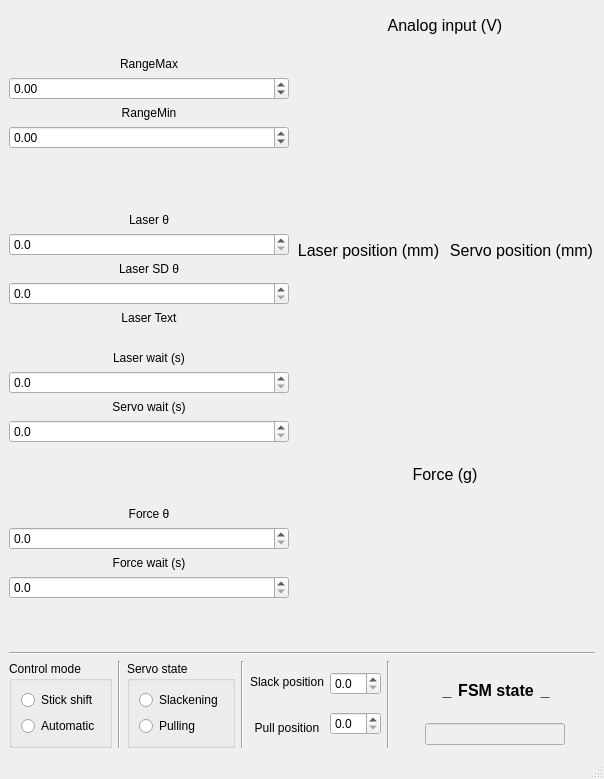
The window that UIdesign.ui (goatsofnaxos/VBAcmd) describes before a commit, drawn with Qt 5.
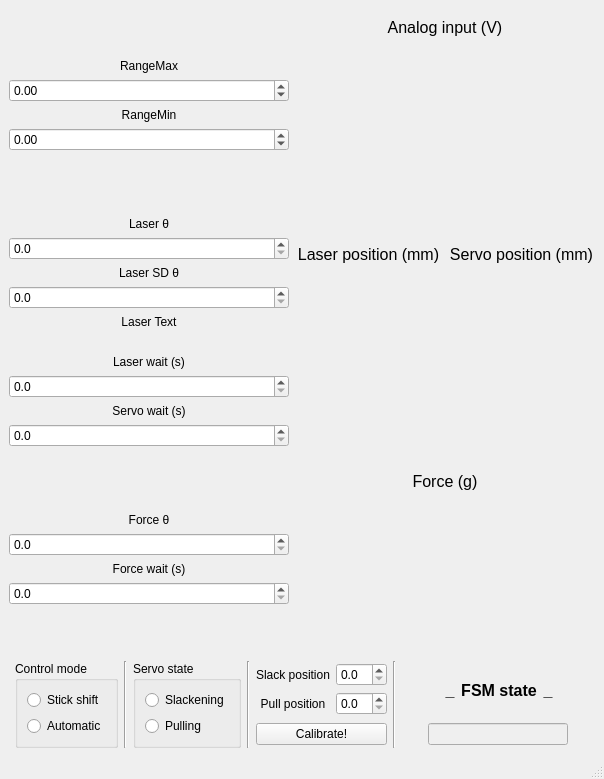
The same window after the commit. Custom widgets are drawn as their Qt base class.

Patch:
```diff
--- a/UIdesign.ui
+++ b/UIdesign.ui
@@ -23,7 +23,7 @@
    <bool>false</bool>
   </property>
   <widget class="QWidget" name="centralwidget">
-   <layout class="QVBoxLayout" name="verticalLayout_13">
+   <layout class="QVBoxLayout" name="verticalLayout_14">
     <item>
      <layout class="QHBoxLayout" name="horizontalLayout_8">
       <item>
@@ -500,15 +500,15 @@
       </item>
      </layout>
     </item>
-    <item>
-     <widget class="Line" name="line_3">
-      <property name="orientation">
-       <enum>Qt::Horizontal</enum>
-      </property>
-     </widget>
-    </item>
     <item>
      <layout class="QHBoxLayout" name="horizontalLayout_7">
+      <item>
+       <widget class="Line" name="line_3">
+        <property name="orientation">
+         <enum>Qt::Horizontal</enum>
+        </property>
+       </widget>
+      </item>
       <item>
        <widget class="QGroupBox" name="controlModeGroupBox">
         <property name="title">
@@ -588,6 +588,8 @@
        </widget>
       </item>
       <item>
+       <layout class="QVBoxLayout" name="verticalLayout_13">
+        <item>
        <layout class="QHBoxLayout" name="horizontalLayout_3">
         <item>
          <layout class="QVBoxLayout" name="verticalLayout_9">
@@ -664,6 +666,15 @@
        </layout>
       </item>
       <item>
+         <widget class="QPushButton" name="calibratePushButton">
+          <property name="text">
+           <string>Calibrate!</string>
+          </property>
+         </widget>
+        </item>
+       </layout>
+      </item>
+      <item>
        <widget class="Line" name="line_4">
         <property name="orientation">
          <enum>Qt::Vertical</enum>
```
Left out of the diff: 2 changed lines with no effect on the pictures. Lines whose indentation alone changed are shown as unchanged.
